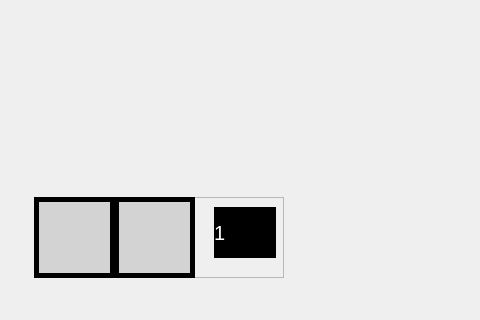
Before: the Qt Designer form ui/elevatordialog.ui in DxTa/-SP-Elevator-Controller-System, drawn with Qt 5; both pictures show x 206 to 686 and y 386 to 706 of the 844 by 706 pixel window.
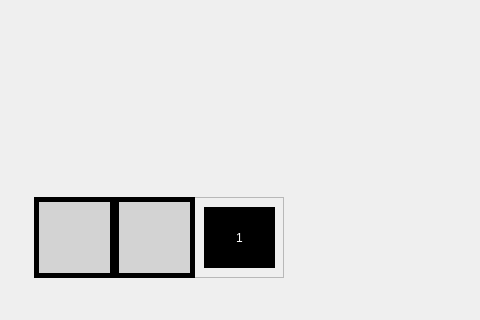
After: the same form once the commit is applied.

Patch:
```diff
--- a/ui/elevatordialog.ui
+++ b/ui/elevatordialog.ui
@@ -83,20 +83,25 @@
    <widget class="QLabel" name="floorIndicatorLabel">
     <property name="geometry">
      <rect>
-      <x>180</x>
+      <x>170</x>
       <y>10</y>
-      <width>62</width>
-      <height>51</height>
+      <width>71</width>
+      <height>61</height>
      </rect>
     </property>
     <property name="styleSheet">
      <string notr="true">background-color:black;
-color:white;
-font-size:20px;</string>
+color:white;</string>
     </property>
     <property name="text">
      <string>1</string>
     </property>
+    <property name="alignment">
+     <set>Qt::AlignCenter</set>
+    </property>
+    <property name="wordWrap">
+     <bool>true</bool>
+    </property>
    </widget>
   </widget>
   <widget class="QFrame" name="frame">
```
